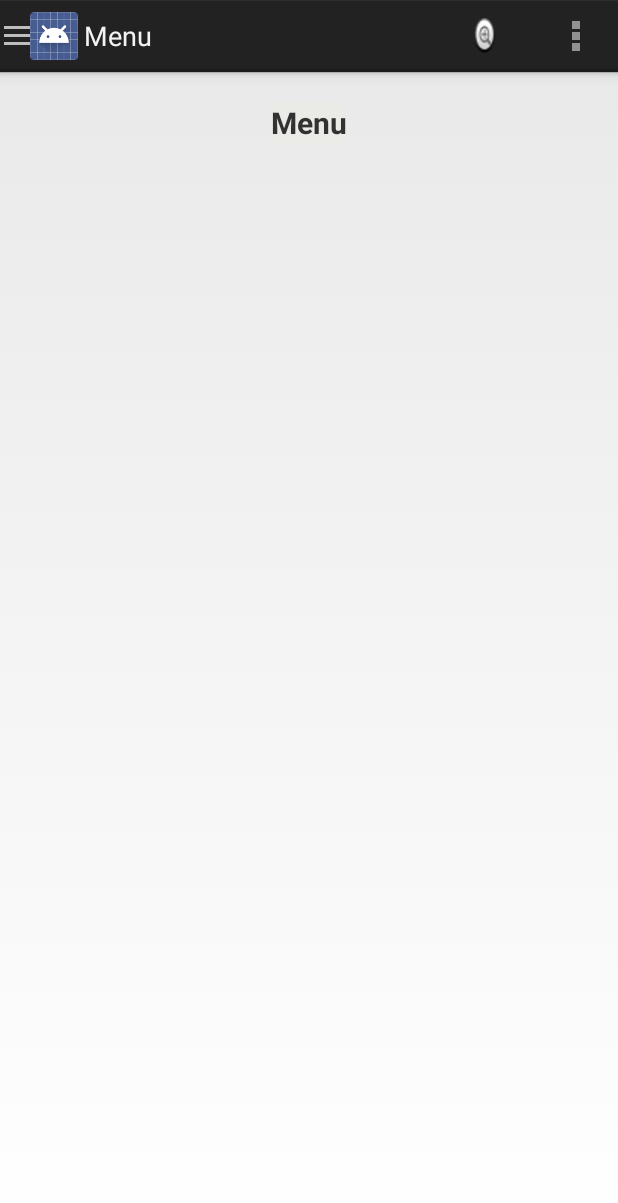
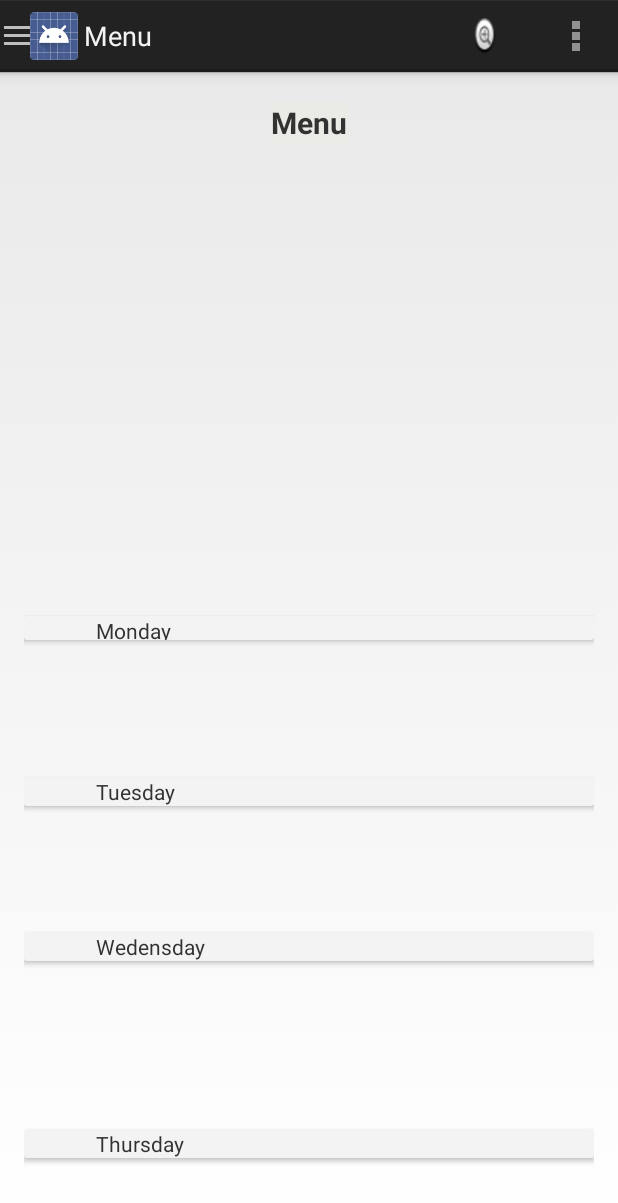
Before and after one commit to byroncoughlinSr/FamilyMealManagement, an Android app: the MenuActivity screen opened directly, with no data from a screen before it, on a phone screen of 412 x 824 dp. Shown: the top 1203 px of the screen. Run offline under Robolectric (Android 15) with nearby library versions, the phone set to English and light mode, and no system bars.

Commit message:
Feature/12 check new product (#15)
* WIP

* WIP

* "Menu design"

* WIP menu screen

```diff
--- a/org.coughlin.android.fmm.v2.application1/orgcoughlinandroidfmmv2application/build.gradle
+++ b/org.coughlin.android.fmm.v2.application1/orgcoughlinandroidfmmv2application/build.gradle
@@ -20,4 +20,5 @@ dependencies {
     implementation 'androidx.drawerlayout:drawerlayout:1.1.1'
     implementation 'androidx.appcompat:appcompat:1.6.0'
     implementation 'androidx.constraintlayout:constraintlayout:2.1.4'
+    implementation 'androidx.cardview:cardview:1.0.0'
 }
--- a/org.coughlin.android.fmm.v2.application1/orgcoughlinandroidfmmv2application/src/main/res/layout/activity_menu.xml
+++ b/org.coughlin.android.fmm.v2.application1/orgcoughlinandroidfmmv2application/src/main/res/layout/activity_menu.xml
@@ -35,9 +35,10 @@
             android:layout_width="0dp"
             android:layout_height="wrap_content"
             android:layout_marginStart="16dp"
-            android:layout_marginTop="16dp"
+            android:layout_marginTop="56dp"
             android:layout_marginEnd="16dp"
             app:layout_constraintEnd_toEndOf="parent"
+            app:layout_constraintHorizontal_bias="0.0"
             app:layout_constraintStart_toStartOf="parent"
             app:layout_constraintTop_toBottomOf="@+id/textView2">
 
@@ -47,9 +48,93 @@
                 android:layout_height="wrap_content"
                 android:textAlignment="textStart"
                 tools:layout_editor_absoluteX="20dp"
-                tools:layout_editor_absoluteY="10dp">
-            </ListView>
+                tools:layout_editor_absoluteY="10dp"></ListView>
         </view>
+
+        <androidx.cardview.widget.CardView
+            android:layout_width="match_parent"
+            android:layout_height="16dp"
+            android:layout_marginStart="16dp"
+            android:layout_marginEnd="16dp"
+            android:layout_marginBottom="64dp"
+            app:layout_constraintBottom_toTopOf="@+id/cardView"
+            app:layout_constraintEnd_toEndOf="parent"
+            app:layout_constraintHorizontal_bias="0.0"
+            app:layout_constraintStart_toStartOf="parent"
+            app:layout_constraintTop_toBottomOf="@+id/view1"
+            app:layout_constraintVertical_bias="0.904">
+
+            <TextView
+                android:id="@+id/textView4"
+                android:layout_width="74dp"
+                android:layout_height="wrap_content"
+                android:layout_marginLeft="32dp"
+                android:paddingLeft="16dp"
+                android:text="Monday" />
+        </androidx.cardview.widget.CardView>
+
+        <androidx.cardview.widget.CardView
+            android:id="@+id/cardView"
+            android:layout_width="match_parent"
+            android:layout_height="wrap_content"
+            android:layout_marginStart="16dp"
+            android:layout_marginEnd="16dp"
+            android:layout_marginBottom="84dp"
+            app:layout_constraintBottom_toTopOf="@+id/cardView2"
+            app:layout_constraintEnd_toEndOf="parent"
+            app:layout_constraintHorizontal_bias="0.0"
+            app:layout_constraintStart_toStartOf="parent">
+
+            <TextView
+                android:id="@+id/textView5"
+                android:layout_width="95dp"
+                android:layout_height="wrap_content"
+                android:layout_marginLeft="32dp"
+                android:paddingLeft="16dp"
+                android:text="Tuesday" />
+        </androidx.cardview.widget.CardView>
+
+        <androidx.cardview.widget.CardView
+            android:id="@+id/cardView2"
+            android:layout_width="match_parent"
+            android:layout_height="wrap_content"
+            android:layout_marginStart="16dp"
+            android:layout_marginEnd="16dp"
+            android:layout_marginBottom="112dp"
+            app:layout_constraintBottom_toTopOf="@+id/cardView3"
+            app:layout_constraintEnd_toEndOf="parent"
+            app:layout_constraintStart_toStartOf="parent">
+
+            <TextView
+                android:id="@+id/textView6"
+                android:layout_width="wrap_content"
+                android:layout_height="wrap_content"
+                android:layout_marginLeft="32dp"
+                android:paddingLeft="16dp"
+                android:text="Wedensday" />
+        </androidx.cardview.widget.CardView>
+
+        <androidx.cardview.widget.CardView
+            android:id="@+id/cardView3"
+            android:layout_width="match_parent"
+            android:layout_height="wrap_content"
+            android:layout_marginStart="16dp"
+            android:layout_marginEnd="16dp"
+            android:layout_marginBottom="32dp"
+            app:layout_constraintBottom_toBottomOf="parent"
+            app:layout_constraintEnd_toEndOf="parent"
+            app:layout_constraintHorizontal_bias="0.0"
+            app:layout_constraintStart_toStartOf="parent">
+
+            <TextView
+                android:id="@+id/textView3"
+                android:layout_width="wrap_content"
+                android:layout_height="wrap_content"
+                android:layout_marginLeft="32dp"
+                android:paddingLeft="16dp"
+                android:text="Thursday" />
+        </androidx.cardview.widget.CardView>
+
     </androidx.constraintlayout.widget.ConstraintLayout>
     <ListView
         android:id="@+id/left_drawer"
```
